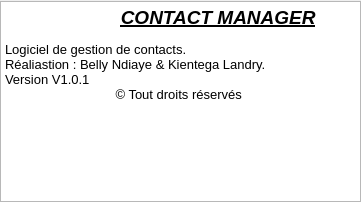
Before: the Qt Designer form contact/licence.ui in watmeto/ContactManager, drawn with Qt 5.
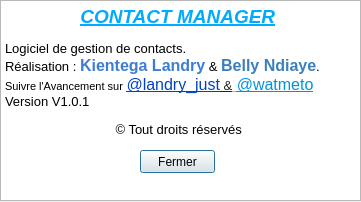
After: the same form once the commit is applied.

```diff
--- a/contact/licence.ui
+++ b/contact/licence.ui
@@ -17,7 +17,7 @@
    <property name="geometry">
     <rect>
      <x>0</x>
-     <y>1</y>
+     <y>0</y>
      <width>361</width>
      <height>201</height>
     </rect>
@@ -27,15 +27,30 @@
 &lt;html&gt;&lt;head&gt;&lt;meta name=&quot;qrichtext&quot; content=&quot;1&quot; /&gt;&lt;style type=&quot;text/css&quot;&gt;
 p, li { white-space: pre-wrap; }
 &lt;/style&gt;&lt;/head&gt;&lt;body style=&quot; font-family:'MS Shell Dlg 2'; font-size:8.25pt; font-weight:400; font-style:normal;&quot;&gt;
-&lt;p align=&quot;center&quot; style=&quot; margin-top:0px; margin-bottom:0px; margin-left:0px; margin-right:0px; -qt-block-indent:0; text-indent:0px;&quot;&gt;&lt;span style=&quot; font-size:8pt;&quot;&gt;                       &lt;/span&gt;&lt;span style=&quot; font-size:14pt;&quot;&gt; &lt;/span&gt;&lt;span style=&quot; font-size:14pt; font-weight:600; font-style:italic; text-decoration: underline;&quot;&gt;CONTACT MANAGER&lt;/span&gt;&lt;/p&gt;
+&lt;p style=&quot; margin-top:0px; margin-bottom:0px; margin-left:0px; margin-right:0px; -qt-block-indent:0; text-indent:0px;&quot;&gt;&lt;span style=&quot; font-size:8pt;&quot;&gt;                       &lt;/span&gt;&lt;span style=&quot; font-size:14pt;&quot;&gt; &lt;/span&gt;&lt;span style=&quot; font-size:14pt; font-weight:600; font-style:italic; text-decoration: underline; color:#00aaff;&quot;&gt;CONTACT MANAGER&lt;/span&gt;&lt;/p&gt;
 &lt;p style=&quot;-qt-paragraph-type:empty; margin-top:0px; margin-bottom:0px; margin-left:0px; margin-right:0px; -qt-block-indent:0; text-indent:0px; font-size:8pt; font-weight:600; font-style:italic; text-decoration: underline;&quot;&gt;&lt;/p&gt;
 &lt;p style=&quot; margin-top:0px; margin-bottom:0px; margin-left:0px; margin-right:0px; -qt-block-indent:0; text-indent:0px;&quot;&gt;&lt;span style=&quot; font-size:10pt;&quot;&gt;Logiciel de gestion de contacts.&lt;/span&gt;&lt;/p&gt;
-&lt;p style=&quot; margin-top:0px; margin-bottom:0px; margin-left:0px; margin-right:0px; -qt-block-indent:0; text-indent:0px;&quot;&gt;&lt;span style=&quot; font-size:10pt;&quot;&gt;Réaliastion : Belly Ndiaye &amp;amp; Kientega Landry.&lt;/span&gt;&lt;/p&gt;
+&lt;p style=&quot; margin-top:0px; margin-bottom:0px; margin-left:0px; margin-right:0px; -qt-block-indent:0; text-indent:0px;&quot;&gt;&lt;span style=&quot; font-size:10pt;&quot;&gt;Réalisation : &lt;/span&gt;&lt;span style=&quot; font-size:12pt; font-weight:600; color:#3c7ed4;&quot;&gt;Kientega Landry&lt;/span&gt;&lt;span style=&quot; font-size:10pt;&quot;&gt; &amp;amp;&lt;/span&gt;&lt;span style=&quot; font-size:10pt; color:#3b80bd;&quot;&gt; &lt;/span&gt;&lt;span style=&quot; font-size:12pt; font-weight:600; color:#3b80bd;&quot;&gt;Belly Ndiaye&lt;/span&gt;&lt;span style=&quot; font-size:10pt;&quot;&gt;.&lt;/span&gt;&lt;/p&gt;
+&lt;p style=&quot; margin-top:0px; margin-bottom:0px; margin-left:0px; margin-right:0px; -qt-block-indent:0; text-indent:0px;&quot;&gt;&lt;span style=&quot; font-size:8pt;&quot;&gt;Suivre l'Avancement sur&lt;/span&gt;&lt;span style=&quot; font-size:10pt;&quot;&gt; &lt;/span&gt;&lt;a href=&quot;https://twitter.com/landry_just&quot;&gt;&lt;span style=&quot; font-size:12pt; text-decoration: underline; color:#0042c7;&quot;&gt;@landry_just&lt;/span&gt;&lt;/a&gt;&lt;a href=&quot;https://twitter.com/landry_just&quot;&gt;&lt;span style=&quot; font-size:10pt; text-decoration: underline; color:#222222;&quot;&gt; &amp;amp;&lt;/span&gt;&lt;/a&gt;&lt;a href=&quot;https://twitter.com/landry_just&quot;&gt;&lt;span style=&quot; font-size:12pt; text-decoration: underline; color:#b3b3b3;&quot;&gt; &lt;/span&gt;&lt;/a&gt;&lt;a href=&quot;https://twitter.com/watmeto&quot;&gt;&lt;span style=&quot; font-size:12pt; text-decoration: underline; color:#0093dc;&quot;&gt;@watmeto&lt;/span&gt;&lt;/a&gt;&lt;/p&gt;
 &lt;p style=&quot; margin-top:0px; margin-bottom:0px; margin-left:0px; margin-right:0px; -qt-block-indent:0; text-indent:0px;&quot;&gt;&lt;span style=&quot; font-size:10pt;&quot;&gt;Version V1.0.1&lt;/span&gt;&lt;/p&gt;
+&lt;p align=&quot;center&quot; style=&quot;-qt-paragraph-type:empty; margin-top:0px; margin-bottom:0px; margin-left:0px; margin-right:0px; -qt-block-indent:0; text-indent:0px; font-size:8pt;&quot;&gt;&lt;/p&gt;
 &lt;p align=&quot;center&quot; style=&quot; margin-top:0px; margin-bottom:0px; margin-left:0px; margin-right:0px; -qt-block-indent:0; text-indent:0px;&quot;&gt;&lt;span style=&quot; font-size:10pt;&quot;&gt;© Tout droits réservés &lt;/span&gt;&lt;/p&gt;
 &lt;p style=&quot;-qt-paragraph-type:empty; margin-top:0px; margin-bottom:0px; margin-left:0px; margin-right:0px; -qt-block-indent:0; text-indent:0px; font-size:8pt;&quot;&gt;&lt;/p&gt;&lt;/body&gt;&lt;/html&gt;</string>
    </property>
   </widget>
+  <widget class="QPushButton" name="pushButton">
+   <property name="geometry">
+    <rect>
+     <x>140</x>
+     <y>150</y>
+     <width>75</width>
+     <height>23</height>
+    </rect>
+   </property>
+   <property name="text">
+    <string>Fermer</string>
+   </property>
+  </widget>
  </widget>
  <resources/>
  <connections/>
```
Left out of the diff: 21 changed lines with no effect on the pictures.
